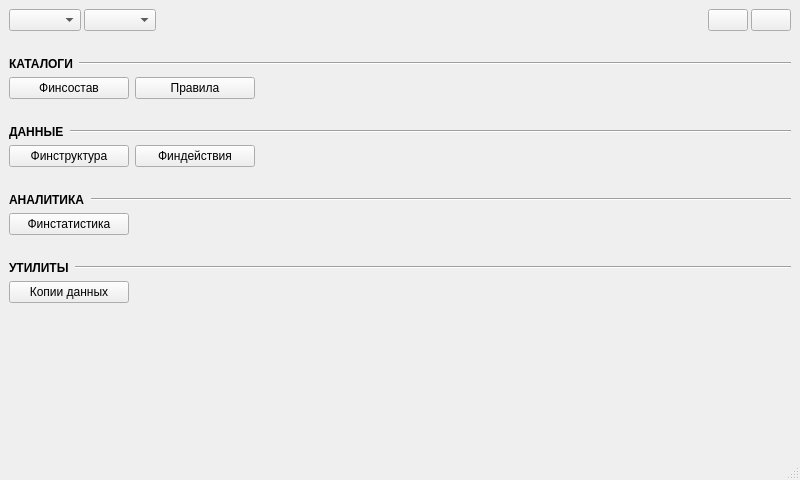
This is ui/forms/form_main.ui in e-vladimir/finmanager as Qt 5 draws it before an edit. The edited form follows.
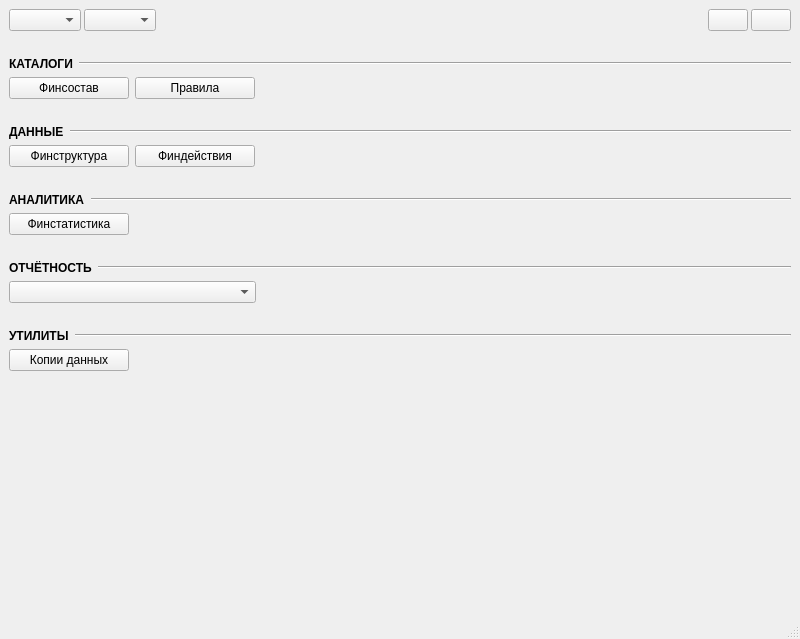
This is the edited form.

Diff of the .ui file:
```diff
--- a/ui/forms/form_main.ui
+++ b/ui/forms/form_main.ui
@@ -7,7 +7,7 @@
     <x>0</x>
     <y>0</y>
     <width>800</width>
-    <height>480</height>
+    <height>639</height>
    </rect>
   </property>
   <property name="windowTitle">
@@ -304,6 +304,75 @@
       </property>
      </spacer>
     </item>
+    <item>
+     <layout class="QHBoxLayout" name="horizontalLayout_17" stretch="0,1">
+      <item>
+       <widget class="QLabel" name="label_8">
+        <property name="font">
+         <font>
+          <bold>true</bold>
+         </font>
+        </property>
+        <property name="text">
+         <string>ОТЧЁТНОСТЬ</string>
+        </property>
+       </widget>
+      </item>
+      <item>
+       <widget class="Line" name="line_10">
+        <property name="orientation">
+         <enum>Qt::Orientation::Horizontal</enum>
+        </property>
+       </widget>
+      </item>
+     </layout>
+    </item>
+    <item>
+     <layout class="QHBoxLayout" name="horizontalLayout_16">
+      <item>
+       <widget class="QComboBox" name="cbbox_reports">
+        <property name="minimumSize">
+         <size>
+          <width>247</width>
+          <height>0</height>
+         </size>
+        </property>
+        <property name="placeholderText">
+         <string>Доступные отчёты</string>
+        </property>
+       </widget>
+      </item>
+      <item>
+       <spacer name="horizontalSpacer_11">
+        <property name="orientation">
+         <enum>Qt::Orientation::Horizontal</enum>
+        </property>
+        <property name="sizeHint" stdset="0">
+         <size>
+          <width>40</width>
+          <height>20</height>
+         </size>
+        </property>
+       </spacer>
+      </item>
+     </layout>
+    </item>
+    <item>
+     <spacer name="verticalSpacer_9">
+      <property name="orientation">
+       <enum>Qt::Orientation::Vertical</enum>
+      </property>
+      <property name="sizeType">
+       <enum>QSizePolicy::Policy::Fixed</enum>
+      </property>
+      <property name="sizeHint" stdset="0">
+       <size>
+        <width>20</width>
+        <height>20</height>
+       </size>
+      </property>
+     </spacer>
+    </item>
     <item>
      <layout class="QHBoxLayout" name="horizontalLayout_6" stretch="0,1">
       <item>
```
